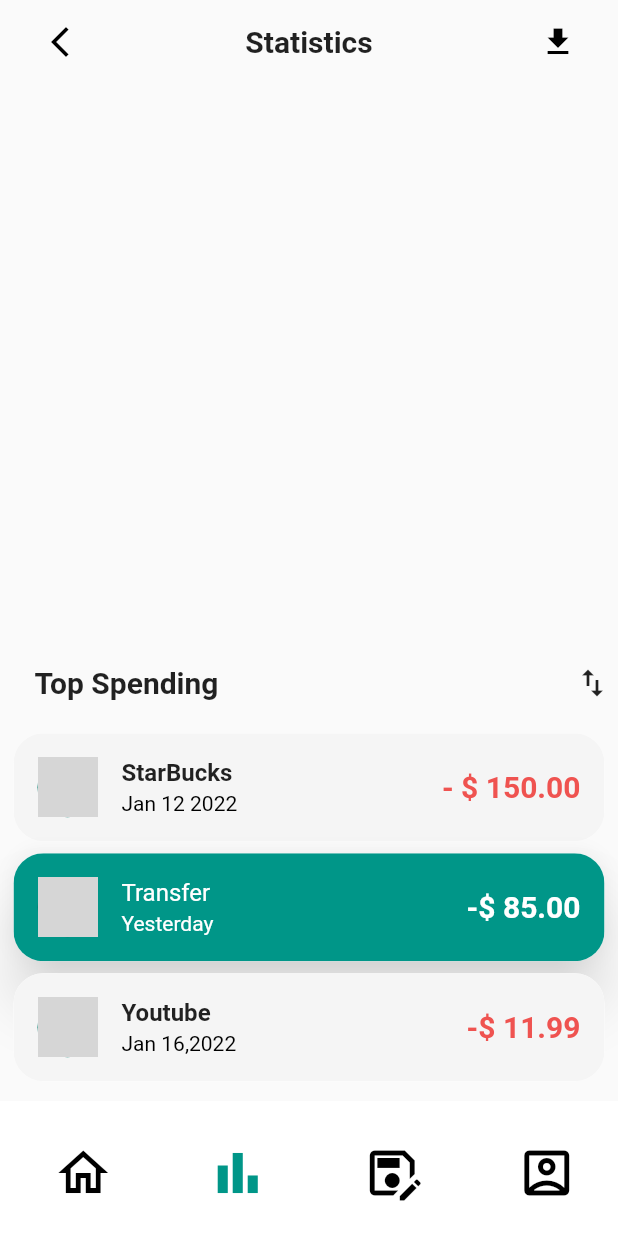
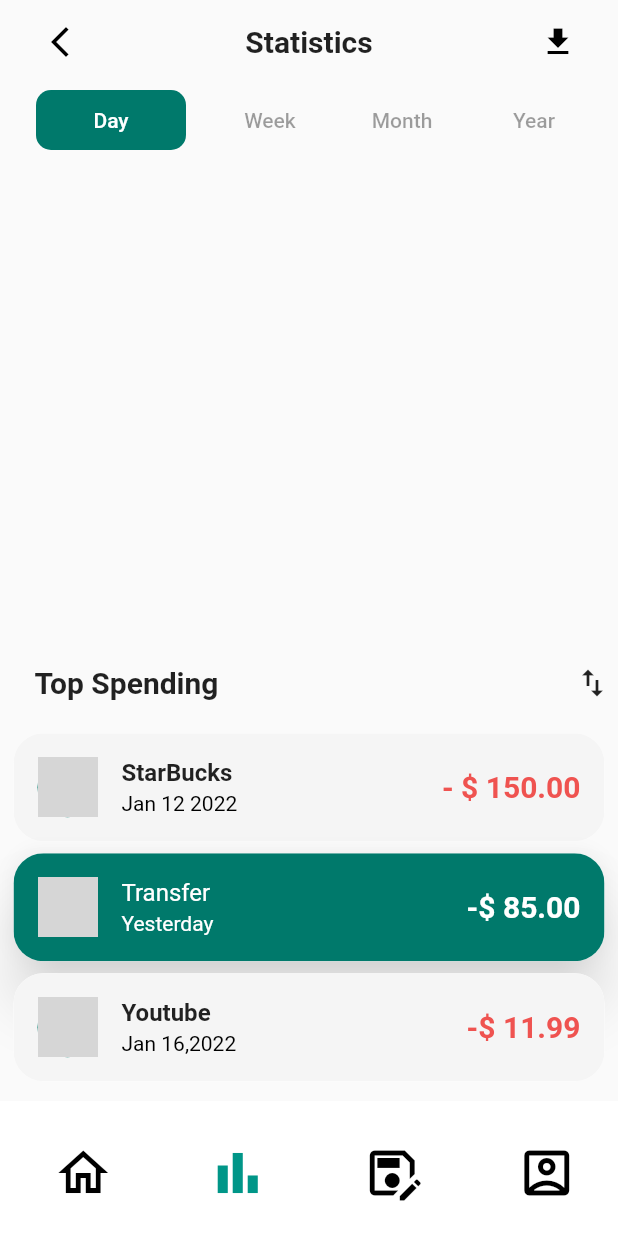
Before and after one commit to SaqibWani273/jan2023, a Flutter app: the screen it shows after launch, on a phone screen of 412 x 824 dp. Run offline on Flutter 3.47's test engine with Material 2 defaults, Android fonts, the phone set to English and light mode, and no system bars; grey boxes are pictures that could not be loaded.

Commit message:
added day,week...

```diff
--- a/lib/models/data.dart
+++ b/lib/models/data.dart
@@ -46,4 +46,11 @@ class Data extends ChangeNotifier {
       'isSelected': false,
     },
   ];
+  String currentSpendingTime = 'Day';
+  List spendingTime = [
+    'Day',
+    'Week',
+    'Month',
+    'Year',
+  ];
 }
--- a/lib/statistics.dart
+++ b/lib/statistics.dart
@@ -21,6 +21,7 @@ class _StatisticsState extends State<Statistics> {
           //to change the top statusbar color
           systemOverlayStyle: SystemUiOverlayStyle(
             statusBarColor: Colors.grey[50],
+            statusBarIconBrightness: Brightness.dark,
           ),
           elevation: 0.0,
           backgroundColor: Colors.grey[50],
@@ -56,7 +57,39 @@ class _StatisticsState extends State<Statistics> {
           children: [
             Expanded(
               flex: 6,
-              child: Container(),
+              child: Container(
+                child: Column(
+                  children: [
+                    Row(
+                      mainAxisAlignment: MainAxisAlignment.spaceEvenly,
+                      children: _data.spendingTime
+                          .map(
+                            (spendTime) => TextButton(
+                              onPressed: null,
+                              style: _data.currentSpendingTime == spendTime
+                                  ? TextButton.styleFrom(
+                                      backgroundColor:
+                                          Theme.of(context).primaryColorDark,
+                                      fixedSize: Size(100, 40),
+                                      shape: RoundedRectangleBorder(
+                                          borderRadius: BorderRadius.all(
+                                              Radius.circular(10.0))))
+                                  : null,
+                              child: Text(
+                                spendTime,
+                                style: _data.currentSpendingTime == spendTime
+                                    ? TextStyle(
+                                        color: Colors.white,
+                                      )
+                                    : null,
+                              ),
+                            ),
+                          )
+                          .toList(),
+                    ),
+                  ],
+                ),
+              ),
             ),
             Expanded(
               flex: 5,
@@ -98,7 +131,8 @@ class _StatisticsState extends State<Statistics> {
                                       borderRadius: BorderRadius.circular(20.0),
                                     ),
                                     selected: listTileMap['isSelected'],
-                                    selectedTileColor: Colors.teal,
+                                    selectedTileColor:
+                                        Theme.of(context).primaryColorDark,
                                     tileColor: Colors.grey[100],
                                     leading: CircleAvatar(
                                       backgroundImage:
```
